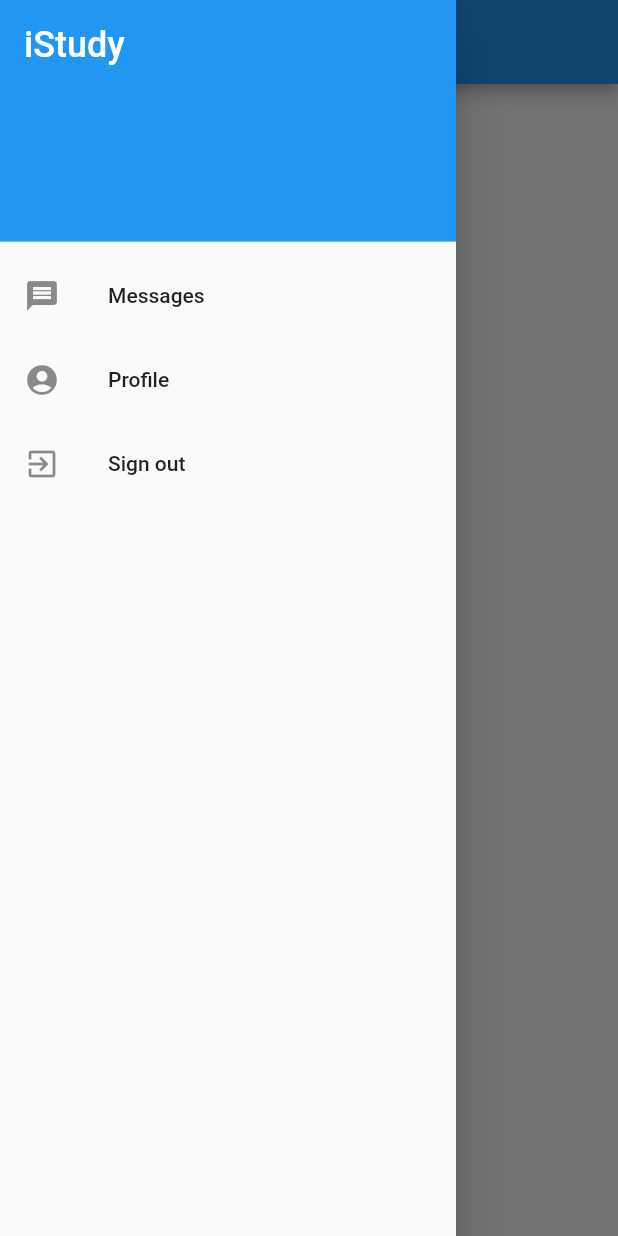
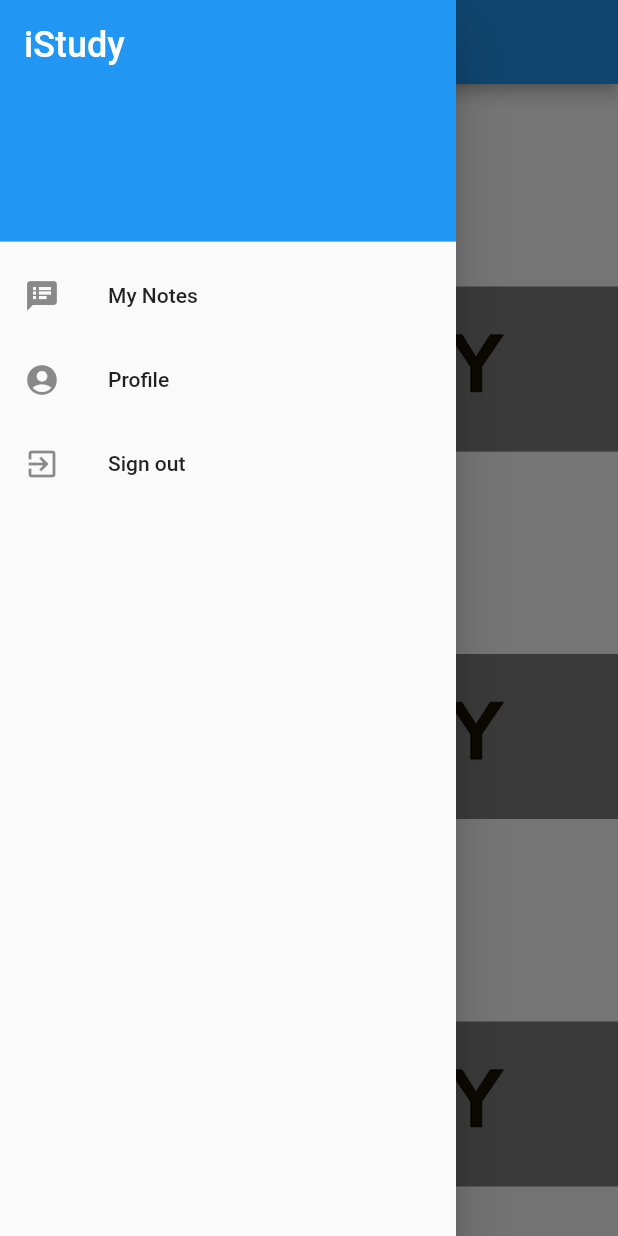
Before and after one commit to user-cube/iStudy-Flutter, a Flutter app: the screen it shows once a user with an empty profile is signed in, with the side drawer open, on a phone screen of 412 x 824 dp. Run offline on Flutter 3.47's test engine with Material 2 defaults, Android fonts, the phone set to English and light mode, and no system bars; our stand-ins replace cloud_firestore, firebase_auth, flutter_spinkit; accounts and stored records are empty.

Commit message:
my notes; drawer update; fonts

```diff
--- a/istudy/lib/app.dart
+++ b/istudy/lib/app.dart
@@ -1,14 +1,16 @@
 import 'package:flutter/material.dart';
-import 'package:istudy/screens/home/teacher/home.dart';
+import 'package:istudy/screens/teacher/home/home.dart';
 import 'package:istudy/screens/wrapper.dart';
 import 'package:istudy/services/auth.dart';
 import 'package:provider/provider.dart';
 import 'package:istudy/models/user/user.dart';
-import 'package:istudy/screens/home/student/home.dart';
+import 'package:istudy/screens/student/home/home.dart';
 import 'style.dart';
+import 'package:istudy/screens/student/note_detail/note_detail.dart';
 
-const SHome = "/";
-const THome = "/teacher/";
+const StudentHomeRoute = "/";
+const TeacherHomeRoute = "/teacher/";
+const NoteDetailRoute = "/note_detail";
 
 class MyApp extends StatelessWidget {
   // This widget is the root of your application.
@@ -29,11 +31,14 @@ class MyApp extends StatelessWidget {
       final Map<String, dynamic> arguments = settings.arguments;
       Widget screen;
       switch (settings.name) {
-        case SHome:
+        case StudentHomeRoute:
           screen = StudentHome();
           break;
-        case THome:
+        case TeacherHomeRoute:
           screen = TeacherHome();
+          break;
+        case NoteDetailRoute:
+          screen = NoteDetail(arguments['id']);
           break;
         default:
           return null;
--- a/istudy/lib/drawers/student/drawer.dart
+++ b/istudy/lib/drawers/student/drawer.dart
@@ -1,4 +1,5 @@
 import 'package:flutter/material.dart';
+import 'package:istudy/app.dart';
 import 'package:istudy/services/auth.dart';
 
 class StudentDrawer extends StatelessWidget {
@@ -8,11 +9,7 @@ class StudentDrawer extends StatelessWidget {
   StudentDrawer({Key key, this.title}) : super(key: key);
   @override
   Widget build(BuildContext context) {
-    return Scaffold(
-      appBar: AppBar(
-        title: Text(title),
-      ),
-      drawer: Drawer(
+    return Drawer(
         child: ListView(
       padding: EdgeInsets.zero,
       children: <Widget>[
@@ -29,8 +26,11 @@ class StudentDrawer extends StatelessWidget {
           ),
         ),
         ListTile(
-              leading: Icon(Icons.message),
-              title: Text('Messages'),
+          leading: Icon(Icons.speaker_notes),
+          title: Text('My Notes'),
+          onTap: () {
+            Navigator.pushNamed(context, StudentHomeRoute);
+          },
         ),
         ListTile(
           leading: Icon(Icons.account_circle),
@@ -44,8 +44,6 @@ class StudentDrawer extends StatelessWidget {
           },
         ),
       ],
-        ),
-      ),
-    );
+    ));
   }
 }
--- /dev/null
+++ b/istudy/lib/models/notes/notes.dart
@@ -0,0 +1,73 @@
+import 'notes_fact.dart';
+
+class Notes {
+  final int id;
+  final String name;
+  final String imagePath;
+  final String userItinerarySummary;
+  final String shortDesc;
+  final List<NotesFact> facts;
+
+  Notes(
+      {this.id,
+      this.name,
+      this.imagePath,
+      this.userItinerarySummary,
+      this.shortDesc,
+      this.facts});
+
+  static List<Notes> fetchAll() {
+    return [
+      Notes(
+          id: 1,
+          name: 'ICM',
+          imagePath: 'assets/images/logo.jpg',
+          userItinerarySummary: 'Day 1: 9AM - 1:30PM',
+          shortDesc: 'Flutter Introduction',
+          facts: [
+            NotesFact('Summary',
+                "Lorem Ipsum is simply dummy text of the printing and typesetting industry. Lorem Ipsum has been the industry's standard dummy text ever since the 1500s, when an unknown printer took a galley of type and scrambled it to make a type specimen book. It has survived not only five centuries, but also the leap into electronic typesetting, remaining essentially unchanged. It was popularised in the 1960s with the release of Letraset sheets containing Lorem Ipsum passages, and more recently with desktop publishing software like Aldus PageMaker including versions of Lorem Ipsum."),
+            NotesFact('Doubts',
+                "Lorem Ipsum is simply dummy text of the printing and typesetting industry. Lorem Ipsum has been the industry's standard dummy text ever since the 1500s, when an unknown printer took a galley of type and scrambled it to make a type specimen book. It has survived not only five centuries, but also the leap into electronic typesetting, remaining essentially unchanged. It was popularised in the 1960s with the release of Letraset sheets containing Lorem Ipsum passages, and more recently with desktop publishing software like Aldus PageMaker including versions of Lorem Ipsum."),
+          ]),
+      Notes(
+          id: 2,
+          name: 'TQS',
+          imagePath: 'assets/images/logo.jpg',
+          userItinerarySummary: 'Day 1: 9AM - 1:30PM',
+          shortDesc: 'Spring Boot',
+          facts: [
+            NotesFact('Summary',
+                "Lorem Ipsum is simply dummy text of the printing and typesetting industry. Lorem Ipsum has been the industry's standard dummy text ever since the 1500s, when an unknown printer took a galley of type and scrambled it to make a type specimen book. It has survived not only five centuries, but also the leap into electronic typesetting, remaining essentially unchanged. It was popularised in the 1960s with the release of Letraset sheets containing Lorem Ipsum passages, and more recently with desktop publishing software like Aldus PageMaker including versions of Lorem Ipsum."),
+            NotesFact('Doubts',
+                "Lorem Ipsum is simply dummy text of the printing and typesetting industry. Lorem Ipsum has been the industry's standard dummy text ever since the 1500s, when an unknown printer took a galley of type and scrambled it to make a type specimen book. It has survived not only five centuries, but also the leap into electronic typesetting, remaining essentially unchanged. It was popularised in the 1960s with the release of Letraset sheets containing Lorem Ipsum passages, and more recently with desktop publishing software like Aldus PageMaker including versions of Lorem Ipsum."),
+          ]),
+      Notes(
+          id: 3,
+          name: 'PI',
+          imagePath: 'assets/images/logo.jpg',
+          userItinerarySummary: 'Day 1: 2PM - 3:30PM',
+          shortDesc: 'Milestone 3',
+          facts: [
+            NotesFact('Summary',
+                "Lorem Ipsum is simply dummy text of the printing and typesetting industry. Lorem Ipsum has been the industry's standard dummy text ever since the 1500s, when an unknown printer took a galley of type and scrambled it to make a type specimen book. It has survived not only five centuries, but also the leap into electronic typesetting, remaining essentially unchanged. It was popularised in the 1960s with the release of Letraset sheets containing Lorem Ipsum passages, and more recently with desktop publishing software like Aldus PageMaker including versions of Lorem Ipsum."),
+            NotesFact('Doubts',
+                "Lorem Ipsum is simply dummy text of the printing and typesetting industry. Lorem Ipsum has been the industry's standard dummy text ever since the 1500s, when an unknown printer took a galley of type and scrambled it to make a type specimen book. It has survived not only five centuries, but also the leap into electronic typesetting, remaining essentially unchanged. It was popularised in the 1960s with the release of Letraset sheets containing Lorem Ipsum passages, and more recently with desktop publishing software like Aldus PageMaker including versions of Lorem Ipsum."),
+          ]),
+    ];
+  }
+
+  static Notes fetchById(int notesID) {
+    // fecth all Notess;
+    // iterate them and when we find the Notes
+    // with the ID we want, return it immediately
+
+    List<Notes> notes = Notes.fetchAll();
+    for (var i = 0; i < notes.length; i++) {
+      if (notes[i].id == notesID) {
+        return notes[i];
+      }
+    }
+    return null;
+  }
+}
--- /dev/null
+++ b/istudy/lib/models/notes/notes_fact.dart
@@ -0,0 +1,6 @@
+class NotesFact {
+  final String title;
+  final String text;
+
+  NotesFact(this.title, this.text);
+}
--- a/istudy/lib/screens/home/student/home.dart
+++ /dev/null
@@ -1,11 +0,0 @@
-import 'package:flutter/material.dart';
-import 'package:istudy/drawers/student/drawer.dart';
-
-class StudentHome extends StatelessWidget {
-  @override
-  Widget build(BuildContext context) {
-    return StudentDrawer(
-      title: 'My Notes',
-    );
-  }
-}
--- /dev/null
+++ b/istudy/lib/screens/student/home/home.dart
@@ -0,0 +1,46 @@
+import 'package:flutter/material.dart';
+import 'package:istudy/drawers/student/drawer.dart';
+import 'package:istudy/models/notes/notes.dart';
+import 'package:istudy/screens/student/home/tile_overlay.dart';
+import 'package:istudy/widgets/image_banner.dart';
+import 'package:istudy/app.dart';
+
+class StudentHome extends StatelessWidget {
+  @override
+  Widget build(BuildContext context) {
+    final notes = Notes.fetchAll();
+    return Scaffold(
+      appBar: AppBar(
+        title: Text('My notes'),
+      ),
+      body: ListView.builder(
+        itemCount: notes.length,
+        itemBuilder: (context, index) => _itemBuilder(context, notes[index]),
+      ),
+      drawer: StudentDrawer(),
+    );
+  }
+
+  _onLocationTap(BuildContext context, int locationID) {
+    Navigator.pushNamed(
+      context,
+      NoteDetailRoute,
+      arguments: {"id": locationID},
+    );
+  }
+
+  Widget _itemBuilder(BuildContext context, Notes location) {
+    return GestureDetector(
+      child: Container(
+        height: 245.0,
+        child: Stack(
+          children: [
+            ImageBanner(assetPath: location.imagePath, height: 245.0),
+            TileOverlay(location),
+          ],
+        ),
+      ),
+      onTap: () => _onLocationTap(context, location.id),
+    );
+  }
+}
--- /dev/null
+++ b/istudy/lib/screens/student/home/tile_overlay.dart
@@ -0,0 +1,26 @@
+import 'package:flutter/material.dart';
+import 'package:istudy/models/notes/notes.dart';
+import 'package:istudy/widgets/home_tile.dart';
+
+class TileOverlay extends StatelessWidget {
+  final Notes notes;
+
+  TileOverlay(this.notes);
+
+  @override
+  Widget build(BuildContext context) {
+    return Column(
+      mainAxisAlignment: MainAxisAlignment.end,
+      crossAxisAlignment: CrossAxisAlignment.stretch,
+      children: [
+        Container(
+            padding: EdgeInsets.symmetric(vertical: 5.0),
+            decoration: BoxDecoration(color: Colors.black.withOpacity(0.5)),
+            child: NotesTile(
+              notes: notes,
+              darkTheme: true,
+            ))
+      ],
+    );
+  }
+}
--- /dev/null
+++ b/istudy/lib/screens/student/note_detail/note_detail.dart
@@ -0,0 +1,42 @@
+import 'package:flutter/material.dart';
+import 'package:istudy/models/notes/notes.dart';
+import 'package:istudy/widgets/home_tile.dart';
+import 'package:istudy/widgets/image_banner.dart';
+import 'text_section.dart';
+
+class NoteDetail extends StatelessWidget {
+  final int _noteID;
+
+  NoteDetail(this._noteID);
+
+  @override
+  Widget build(BuildContext context) {
+    final notes = Notes.fetchById(_noteID);
+
+    return Scaffold(
+      appBar: AppBar(
+        title: Text(notes.name),
+      ),
+      body: SingleChildScrollView(
+        child: Column(
+          mainAxisAlignment: MainAxisAlignment.start,
+          crossAxisAlignment: CrossAxisAlignment.stretch,
+          children: [
+            ImageBanner(assetPath: notes.imagePath),
+            Padding(
+                padding: EdgeInsets.symmetric(vertical: 20.0, horizontal: 4.0),
+                child: NotesTile(
+                  notes: notes,
+                ))
+          ]..addAll(textSections(notes)),
+        ),
+      ),
+    );
+  }
+
+  List<Widget> textSections(Notes notes) {
+    return notes.facts
+        .map((fact) => TextSection(fact.title, fact.text))
+        .toList();
+  }
+}
--- /dev/null
+++ b/istudy/lib/screens/student/note_detail/text_section.dart
@@ -0,0 +1,31 @@
+import 'package:flutter/material.dart';
+
+class TextSection extends StatelessWidget {
+  final String _title;
+  final String _body;
+  static const double _hPad = 16.0;
+
+  TextSection(this._title, this._body);
+
+  @override
+  Widget build(BuildContext context) {
+    return Column(
+      mainAxisAlignment: MainAxisAlignment.start,
+      crossAxisAlignment: CrossAxisAlignment.stretch,
+      children: [
+        Container(
+            padding: const EdgeInsets.fromLTRB(_hPad, 32.0, _hPad, 4.0),
+            child: Text(
+              _title,
+              style: Theme.of(context).textTheme.title,
+            )),
+        Container(
+            padding: const EdgeInsets.fromLTRB(_hPad, 10.0, _hPad, _hPad),
+            child: Text(
+              _body,
+              style: Theme.of(context).textTheme.body1,
+            )),
+      ],
+    );
+  }
+}
--- a/istudy/lib/screens/wrapper.dart
+++ b/istudy/lib/screens/wrapper.dart
@@ -2,8 +2,8 @@ import 'package:cloud_firestore/cloud_firestore.dart';
 import 'package:flutter/material.dart';
 import 'package:istudy/models/user/user.dart';
 import 'package:istudy/screens/authenticate/authenticate.dart';
-import 'package:istudy/screens/home/student/home.dart';
-import 'package:istudy/screens/home/teacher/home.dart';
+import 'package:istudy/screens/student/home/home.dart';
+import 'package:istudy/screens/teacher/home/home.dart';
 import 'package:provider/provider.dart';
 
 class Wrapper extends StatelessWidget {
--- /dev/null
+++ b/istudy/lib/widgets/home_tile.dart
@@ -0,0 +1,45 @@
+import 'package:flutter/material.dart';
+import 'package:istudy/models/notes/notes.dart';
+import '../style.dart';
+
+const NotesTileHeight = 100.0;
+
+class NotesTile extends StatelessWidget {
+  final Notes notes;
+  final bool darkTheme;
+
+  NotesTile({this.notes, this.darkTheme = false});
+
+  @override
+  Widget build(BuildContext context) {
+    final textColor = this.darkTheme ? TextColorLight : TextColorDark;
+
+    return Container(
+      padding: EdgeInsets.symmetric(horizontal: DefaultPaddingHorizontal),
+      height: NotesTileHeight,
+      child: Column(
+          mainAxisAlignment: MainAxisAlignment.spaceEvenly,
+          crossAxisAlignment: CrossAxisAlignment.start,
+          children: [
+            Text(
+              notes.name.toUpperCase(),
+              overflow: TextOverflow.ellipsis,
+              maxLines: 1,
+              style:
+                  Theme.of(context).textTheme.title.copyWith(color: textColor),
+            ),
+            Text(
+              notes.userItinerarySummary.toUpperCase(),
+              style: Theme.of(context).textTheme.subtitle,
+            ),
+            Text(
+              notes.shortDesc.toUpperCase(),
+              style: Theme.of(context)
+                  .textTheme
+                  .caption
+                  .copyWith(color: textColor),
+            ),
+          ]),
+    );
+  }
+}
```
Also changed, not shown: istudy/pubspec.yaml (+7 -0 lines), istudy/assets/fonts/Montserrat-Bold.ttf (added), istudy/assets/fonts/Montserrat-Regular.ttf (added), istudy/lib/screens/teacher/home/home.dart (renamed from istudy/lib/screens/home/teacher/home.dart). Lines whose indentation alone changed are shown as unchanged.
